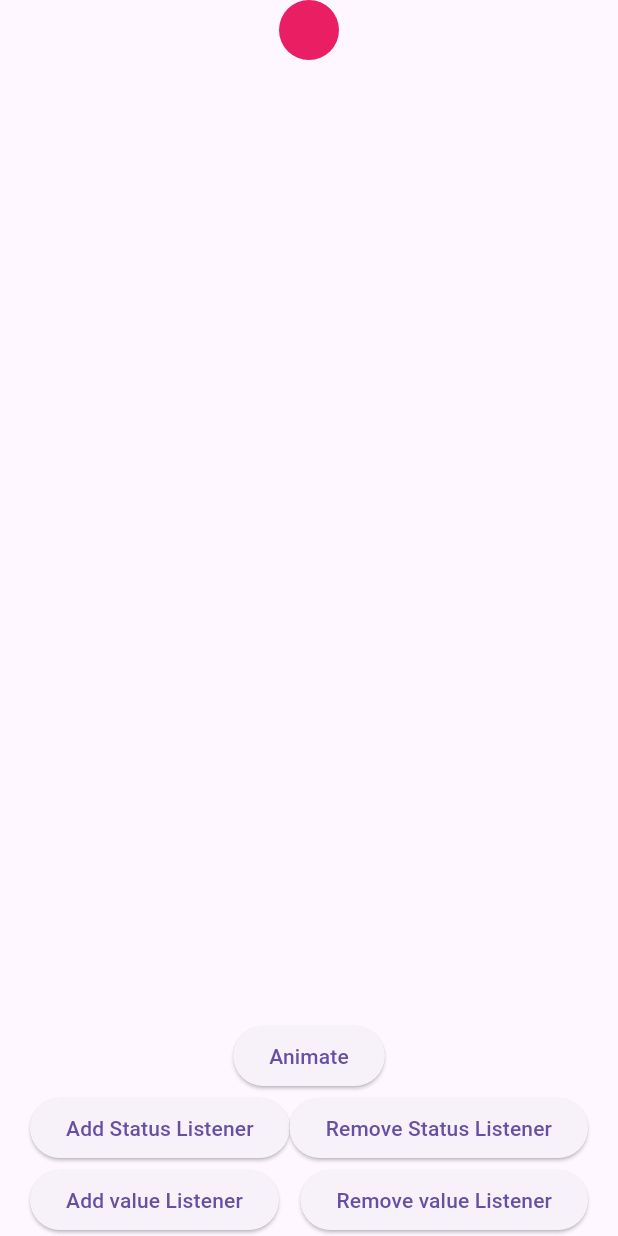
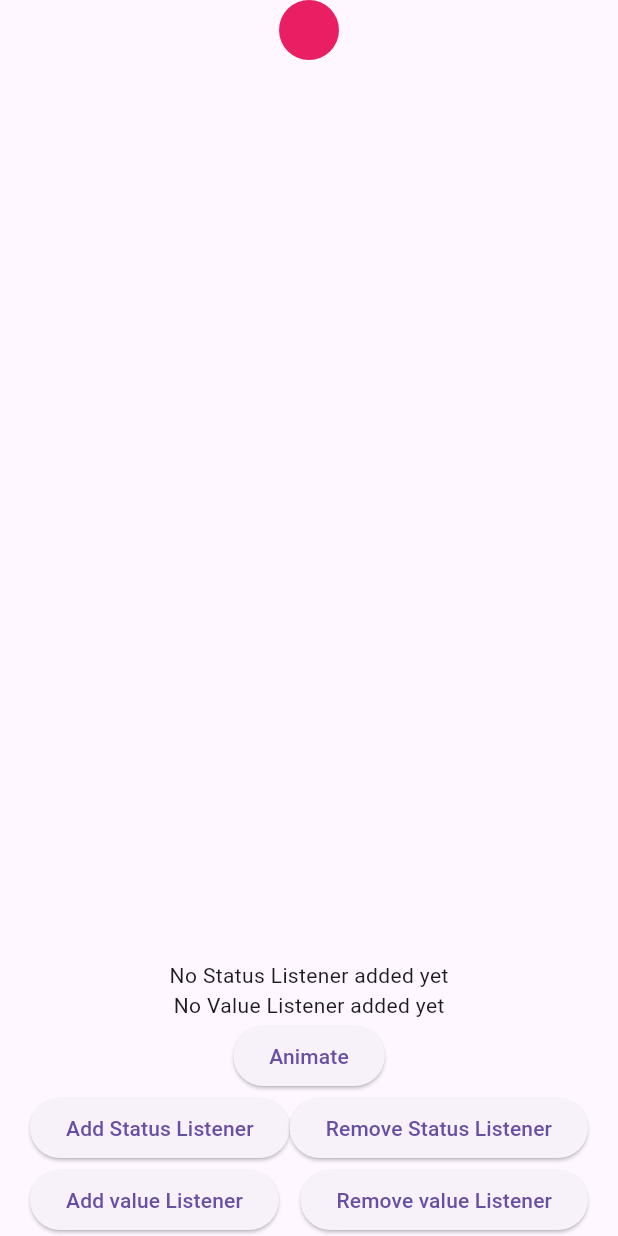
Before and after one commit to FatimaNammour/flutter_animation, a Flutter app: the AnimCont4 widget shown alone on an empty page, opened directly, on a phone screen of 412 x 824 dp. Run offline on Flutter 3.47's test engine with Material 3 defaults, Android fonts, the phone set to English and light mode, and no system bars; network calls fail.

```diff
--- a/lib/main.dart
+++ b/lib/main.dart
@@ -1,7 +1,7 @@
 import 'package:flutter/material.dart';
 import 'package:flutter_animation/core/theme/theme.dart';
 import 'package:flutter_animation/pages/animated_builder_tab.dart';
-import 'package:flutter_animation/pages/animation_cont.dart';
+import 'package:flutter_animation/pages/foo_transition_animation_cont.dart';
 import 'package:flutter_animation/pages/animated_foo_widgets.dart';
 import 'package:flutter_animation/pages/tween_paage.dart';
 
--- a/lib/pages/add_dispose_listeners.dart
+++ b/lib/pages/foo_transition_add_dispose_listeners.dart
@@ -1,5 +1,3 @@
-import 'dart:developer';
-
 import 'package:flutter/material.dart';
 
 class AnimCont4 extends StatefulWidget {
@@ -15,6 +13,8 @@ class AnimCont4State extends State<AnimCont4>
     with SingleTickerProviderStateMixin {
   late AnimationController animCont;
   late Animation<AlignmentGeometry> pGeoAlign;
+  String statusString = "No Status Listener added yet";
+  String valueString = "No Value Listener added yet";
 
   @override
   void initState() {
@@ -31,11 +31,15 @@ class AnimCont4State extends State<AnimCont4>
   }
 
   void statusListener(AnimationStatus status) {
-    log("status issssssssssssssssssss   ${status.toString()}");
+    setState(() {
+      statusString = status.toString();
+    });
   }
 
   void listener() {
-    log("value issssssssssssssssssss   ${animCont.value.toString()}");
+    setState(() {
+      valueString = animCont.value.toString();
+    });
   }
 
   @override
@@ -48,17 +52,15 @@ class AnimCont4State extends State<AnimCont4>
   Widget build(BuildContext context) {
     return Column(children: [
       Expanded(
-        child: Stack(
-          children: [
-            AlignTransition(
-              alignment: pGeoAlign,
-              child: const CircleAvatar(
-                backgroundColor: Colors.pink,
-              ),
-            ),
-          ],
+        child: AlignTransition(
+          alignment: pGeoAlign,
+          child: const CircleAvatar(
+            backgroundColor: Colors.pink,
+          ),
         ),
       ),
+      Text(statusString),
+      Text(valueString),
       ElevatedButton(
           onPressed: () {
             if (animCont.status == AnimationStatus.completed) {
@@ -78,6 +80,9 @@ class AnimCont4State extends State<AnimCont4>
               child: const Text("Add Status Listener")),
           ElevatedButton(
               onPressed: () {
+                setState(() {
+                  statusString = "No Status Listener added yet";
+                });
                 animCont.removeStatusListener(statusListener);
               },
               child: const Text("Remove Status Listener")),
@@ -88,6 +93,10 @@ class AnimCont4State extends State<AnimCont4>
               child: const Text("Add value Listener")),
           ElevatedButton(
               onPressed: () {
+                setState(() {
+                  valueString = "No Value Listener added yet";
+                });
+
                 animCont.removeListener(listener);
               },
               child: const Text("Remove value Listener")),
```
Also changed, not shown: lib/pages/foo_transition_animation_cont.dart (renamed from lib/pages/animation_cont.dart, +6 -2 lines), lib/pages/foo_transition_examples.dart (added, +53 -0 lines).
